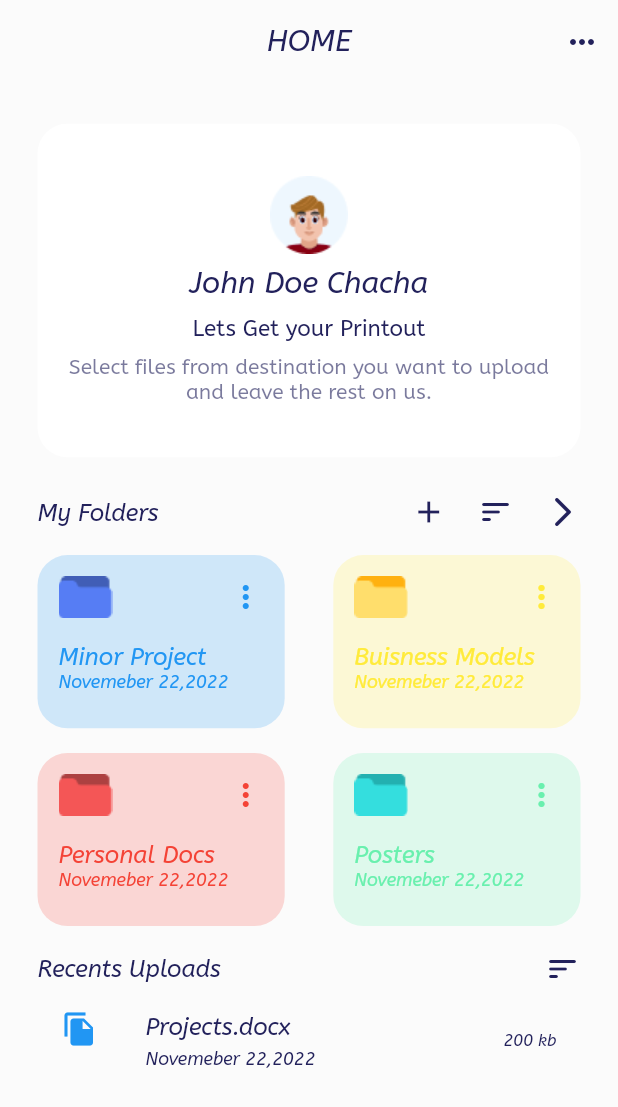
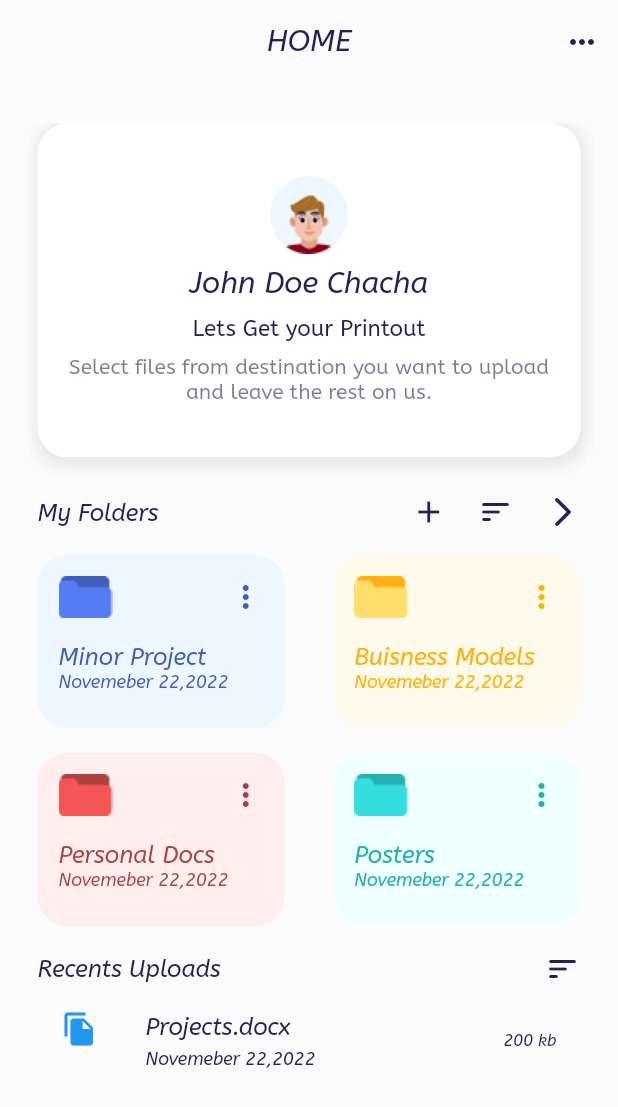
Before and after one commit to Mahi-Badaya/PrintBox-DuHacks, a Flutter app: the Profile screen opened directly, on a phone screen of 412 x 824 dp. Shown: the top 1107 px of the screen. Run offline on Flutter 3.47's test engine with Material 2 defaults, Android fonts, the phone set to English and light mode, and no system bars.

Commit message:
formatted

```diff
--- /dev/null
+++ b/lib/Components/CustomBox.dart
@@ -0,0 +1,40 @@
+import 'package:flutter/material.dart';
+
+class CustomBox extends StatelessWidget {
+  const CustomBox({Key? key, required this.height, required this.width, required this.colour, required this.image, required this.title, required this.backgroundColor,}) : super(key: key);
+
+  final double height;
+  final double width;
+  final Color colour;
+  final Color backgroundColor;
+  final String image;
+  final String title;
+
+  @override
+  Widget build(BuildContext context) {
+    return Container(
+      padding: EdgeInsets.symmetric(horizontal: 14,vertical: 14),
+      height: height*0.14,
+      width: width*0.4,
+      decoration: BoxDecoration(
+        color: backgroundColor,
+        borderRadius: BorderRadius.circular(20),
+      ),
+      child: Column(
+        crossAxisAlignment: CrossAxisAlignment.start,
+        children: [
+          Row(
+            mainAxisAlignment: MainAxisAlignment.spaceBetween,
+            children: [
+              Image.asset(image),
+              Icon(Icons.more_vert,color: colour,),
+            ],
+          ),
+          SizedBox(height: height*0.02,),
+          Text(title,style: TextStyle(color: colour,fontStyle: FontStyle.italic,fontSize: 16),),
+          Text('Novemeber 22,2022',style: TextStyle(color: colour,fontStyle: FontStyle.italic,fontSize: 12)),
+        ],
+      ),
+    );
+  }
+}
--- a/lib/Screens/Profile.dart
+++ b/lib/Screens/Profile.dart
@@ -1,4 +1,6 @@
 import 'package:flutter/material.dart';
+
+import '../Components/CustomBox.dart';
 
 class Profile extends StatelessWidget {
   const Profile({Key? key}) : super(key: key);
@@ -33,6 +35,14 @@ class Profile extends StatelessWidget {
               decoration: BoxDecoration(
                 color: Color(0xffffffff),
                 borderRadius: BorderRadius.circular(20),
+                boxShadow: [
+                  BoxShadow(
+                    color: Colors.grey.withOpacity(0.2),
+                    spreadRadius: 3,
+                    blurRadius: 7,
+                    offset: Offset(1, 3),
+                  ),
+                ],
               ),
               child: Column(
                 mainAxisAlignment: MainAxisAlignment.center,
@@ -66,16 +76,16 @@ class Profile extends StatelessWidget {
                 Row(
                   mainAxisAlignment: MainAxisAlignment.spaceBetween,
                   children: [
-                    CustomBox(height: height, width: width, colour: Colors.blue, image: 'assets/images/folder-blue.png', title: 'Minor Project',),
-                    CustomBox(height: height, width: width, colour: Colors.yellow, image: 'assets/images/folder-yellow.png', title: 'Buisness Models',),
+                    CustomBox(height: height, width: width, colour: Color(0xff415eb6), image: 'assets/images/folder-blue.png', title: 'Minor Project', backgroundColor: Color((0xffeef7fe)),),
+                    CustomBox(height: height, width: width, colour: Color(0xffffb110), image: 'assets/images/folder-yellow.png', title: 'Buisness Models', backgroundColor: Color(0xfffffbec),),
                   ],
                 ),
                 SizedBox(height: height*0.02,),
                 Row(
                   mainAxisAlignment: MainAxisAlignment.spaceBetween,
                   children: [
-                    CustomBox(height: height, width: width, colour: Colors.red, image: 'assets/images/folder-red.png', title: 'Personal Docs',),
-                    CustomBox(height: height, width: width, colour: Colors.greenAccent, image: 'assets/images/folder-green.png', title: 'Posters',),
+                    CustomBox(height: height, width: width, colour: Color(0xffac4040), image: 'assets/images/folder-red.png', title: 'Personal Docs', backgroundColor: Color(0xfffeeeee),),
+                    CustomBox(height: height, width: width, colour: Color(0xff23b0b0), image: 'assets/images/folder-green.png', title: 'Posters', backgroundColor: Color(0xfff0ffff),),
                   ],
                 ),
               ],
@@ -88,9 +98,6 @@ class Profile extends StatelessWidget {
                 Icon(Icons.sort_rounded,color: Color(0xff22215b),),
               ],
             ),
-            // ListView(
-            //
-            // ),
             ListTile(
               leading: Icon(Icons.file_copy,color: Colors.blue,),
               title: Text('Projects.docx',style: TextStyle(color: Color(0xff22215b),fontStyle: FontStyle.italic,fontSize: 16),),
@@ -103,41 +110,3 @@ class Profile extends StatelessWidget {
     );
   }
 }
-
-class CustomBox extends StatelessWidget {
-  const CustomBox({Key? key, required this.height, required this.width, required this.colour, required this.image, required this.title,}) : super(key: key);
-
-  final double height;
-  final double width;
-  final Color colour;
-  final String image;
-  final String title;
-
-  @override
-  Widget build(BuildContext context) {
-    return Container(
-      padding: EdgeInsets.symmetric(horizontal: 14,vertical: 14),
-      height: height*0.14,
-      width: width*0.4,
-      decoration: BoxDecoration(
-        color: colour.withOpacity(0.2),
-        borderRadius: BorderRadius.circular(20),
-      ),
-      child: Column(
-        crossAxisAlignment: CrossAxisAlignment.start,
-        children: [
-          Row(
-            mainAxisAlignment: MainAxisAlignment.spaceBetween,
-            children: [
-              Image.asset(image),
-              Icon(Icons.more_vert,color: colour,),
-            ],
-          ),
-          SizedBox(height: height*0.02,),
-          Text(title,style: TextStyle(color: colour,fontStyle: FontStyle.italic,fontSize: 16),),
-          Text('Novemeber 22,2022',style: TextStyle(color: colour,fontStyle: FontStyle.italic,fontSize: 12)),
-        ],
-      ),
-    );
-  }
-}
```
